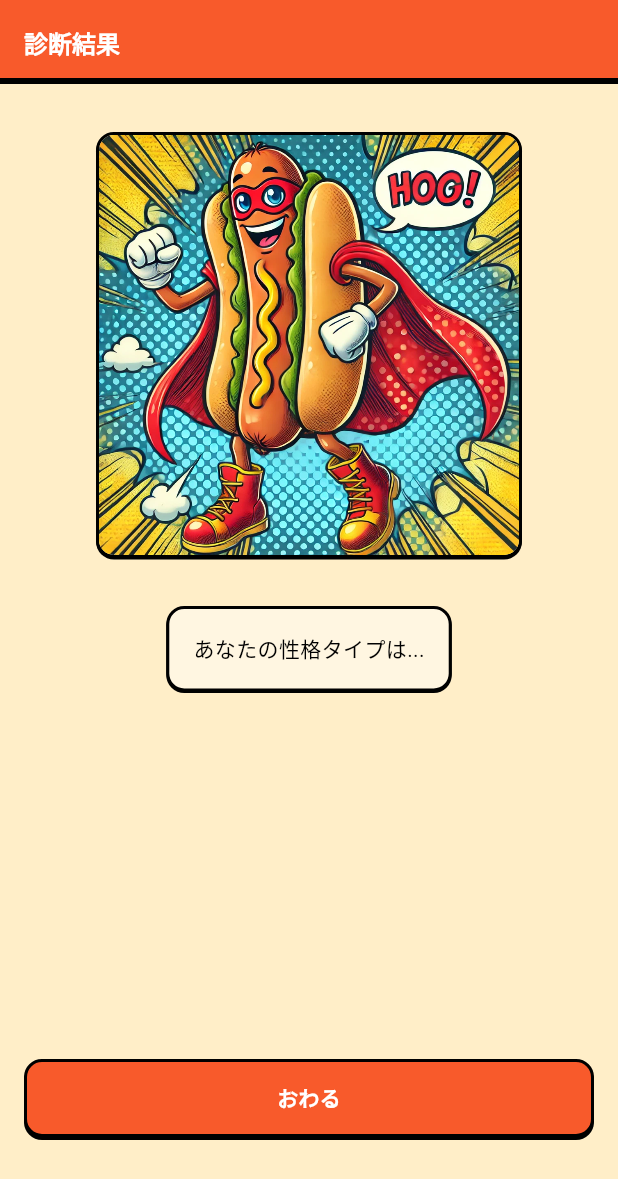
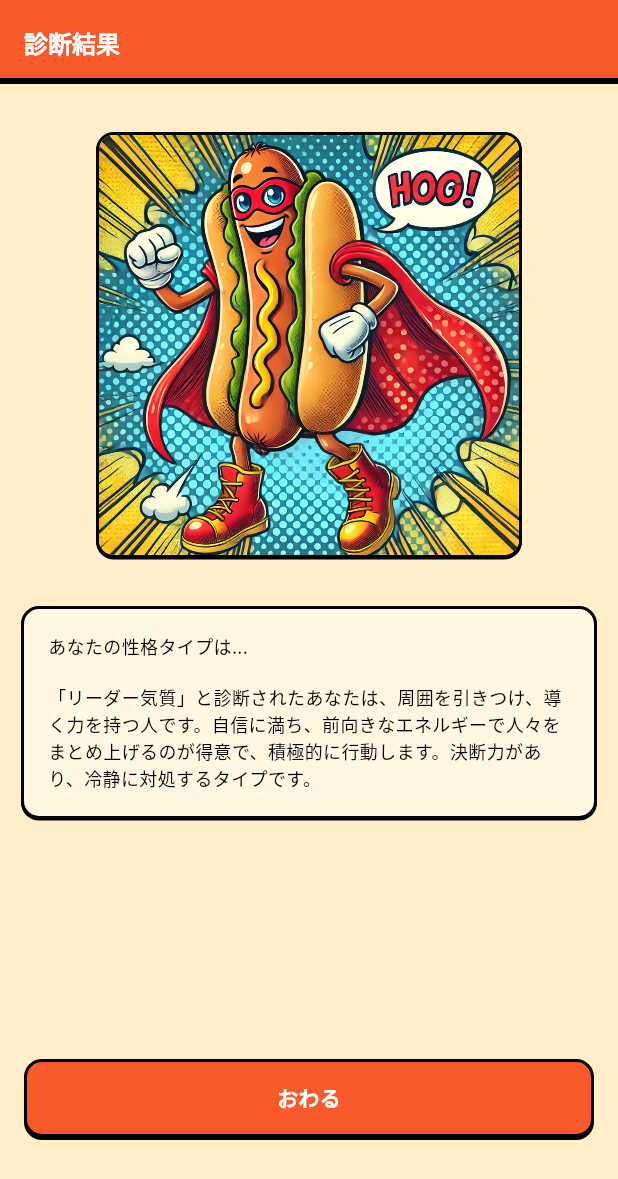
Before and after one commit to OriginMaster2024/origin_master_2024_flutter, a Flutter app: the ResultPage screen opened directly, on a phone screen of 412 x 824 dp. Shown: the top 1179 px of the screen. Run offline on Flutter 3.47's test engine with Material 3 defaults, Android fonts, the phone set to English and light mode, and no system bars; our stand-ins replace audioplayers, flutter_hooks, flutter_svg, gap, google_fonts, hooks_riverpod and 2 more.

Commit message:
Add result description

```diff
--- /dev/null
+++ b/lib/domain_object/personality_type.dart
@@ -0,0 +1,32 @@
+import 'package:flutter/widgets.dart';
+import 'package:origin_master_2024_flutter/gen/assets.gen.dart';
+
+enum PersonalityType {
+  leader,
+  freeSpirited,
+  seeker,
+  revolutionary,
+  stabilityOriented,
+  ;
+
+  Widget get image {
+    return switch (this) {
+      PersonalityType.leader => Assets.png.leader.image(),
+      PersonalityType.freeSpirited => Assets.png.freeSpirited.image(),
+      PersonalityType.seeker => Assets.png.seeker.image(),
+      PersonalityType.revolutionary => Assets.png.revolutionary.image(),
+      PersonalityType.stabilityOriented => Assets.png.stabilityOriented.image(),
+    };
+  }
+
+  static PersonalityType fromString(String type) {
+    return switch (type) {
+      'リーダー気質' => PersonalityType.leader,
+      '自由奔放' => PersonalityType.freeSpirited,
+      '探究心' => PersonalityType.seeker,
+      '革新的' => PersonalityType.revolutionary,
+      '安定志向' => PersonalityType.stabilityOriented,
+      String() => throw UnimplementedError(),
+    };
+  }
+}
--- a/lib/page/result_page.dart
+++ b/lib/page/result_page.dart
@@ -1,18 +1,30 @@
+import 'dart:convert';
+
 import 'package:flutter/material.dart';
 import 'package:gap/gap.dart';
 import 'package:origin_master_2024_flutter/constants/device_size.dart';
+import 'package:origin_master_2024_flutter/domain_object/personality_type.dart';
+import 'package:origin_master_2024_flutter/theme/app_text_style.dart';
 import 'package:origin_master_2024_flutter/widgets/action_button.dart';
 import 'package:origin_master_2024_flutter/widgets/three_dimensional_container.dart';
-import 'package:origin_master_2024_flutter/gen/assets.gen.dart';
 
 class ResultPage extends StatelessWidget {
   const ResultPage({super.key});
 
   // TODO: 定数を置き換える
-  final personalityType = PersonalityType.leader;
+  final String result = '''
+  {
+    "type": "リーダー気質",
+    "description": "「リーダー気質」と診断されたあなたは、周囲を引きつけ、導く力を持つ人です。自信に満ち、前向きなエネルギーで人々をまとめ上げるのが得意で、積極的に行動します。決断力があり、冷静に対処するタイプです。"
+  }
+  ''';
 
   @override
   Widget build(BuildContext context) {
+    Map<String, dynamic> json = jsonDecode(result);
+    PersonalityType personalityType = PersonalityType.fromString(json['type']);
+    String description = json['description'];
+
     return PopScope(
       // NOTE: Disable iOS swipe back & Android back button
       canPop: false,
@@ -36,19 +48,23 @@ class ResultPage extends StatelessWidget {
                         width: DeviceSize.width - 128,
                         height: DeviceSize.width - 128,
                         child: ThreeDimensionalContainer(
-                            child: personalityType.image,
+                          child: personalityType.image,
                         ),
                       ),
                       const Gap(32),
-                      const ThreeDimensionalContainer(
-                          child: Padding(
-                            padding: EdgeInsets.all(16),
-                            child: Column(
-                              children: [
-                                Text("あなたの性格タイプは..."),
-                              ],
-                            ),
+                      ThreeDimensionalContainer(
+                        child: Container(
+                          width: DeviceSize.width - 32,
+                          padding: const EdgeInsets.all(16),
+                          child: Column(
+                            crossAxisAlignment: CrossAxisAlignment.start,
+                            children: [
+                              Text("あなたの性格タイプは...", style: AppTextStyle.medium(color: Colors.black, fontSize: 12)),
+                              const Gap(16),
+                              Text(description, style: AppTextStyle.medium(color: Colors.black, fontSize: 12)),
+                            ],
                           ),
+                        ),
                       ),
                     ],
                   ),
@@ -71,24 +87,3 @@ class ResultPage extends StatelessWidget {
     );
   }
 }
-
-// TODO: Move to DomainObjects folder
-enum PersonalityType {
-  leader,
-  freeSpirited,
-  seeker,
-  revolutionary,
-  stabilityOriented,
-}
-
-extension PersonalityTypeExtension on PersonalityType {
-  Widget get image {
-    return switch (this){
-      PersonalityType.leader => Assets.png.leader.image(),
-      PersonalityType.freeSpirited => Assets.png.freeSpirited.image(),
-      PersonalityType.seeker => Assets.png.seeker.image(),
-      PersonalityType.revolutionary => Assets.png.revolutionary.image(),
-      PersonalityType.stabilityOriented => Assets.png.stabilityOriented.image(),
-    };
-  }
-}
--- a/lib/page/situation_page.dart
+++ b/lib/page/situation_page.dart
@@ -82,7 +82,7 @@ enum Situation {
       case Situation.swimming:
         return '水泳大会ゴール目前！\nクロールで駆け抜けろ！！';
       case Situation.entranceCeremony:
-        return '入学式で新入生代表スピーチ！壇上で原稿を読み終えて一礼！！';
+        return '入学式で新入生代表スピーチ！\n壇上で原稿を読み終えて一礼！！';
     }
   }
 }
```
